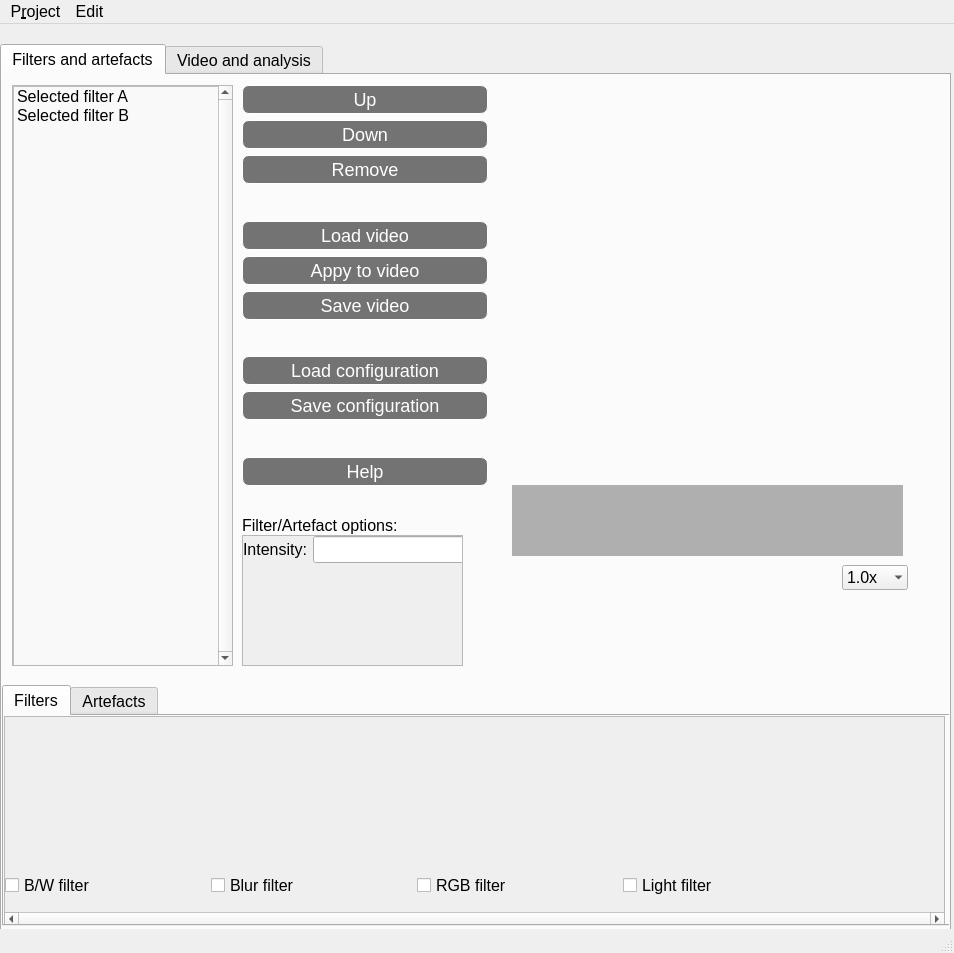
Before: the Qt Designer form Pflichtenheft/ToViET/GUI.ui in SuppenGeist/pse-ws1516-videoencoder-ta, drawn with Qt 5.
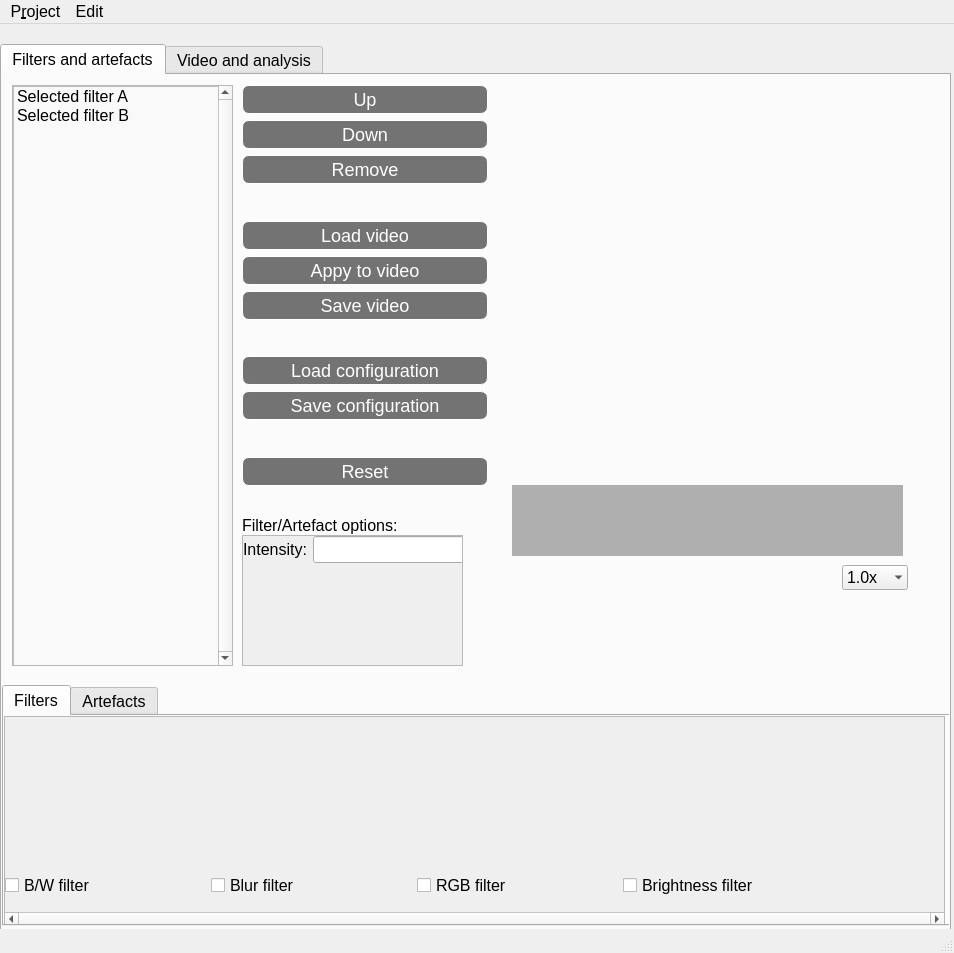
After: the same form once the commit is applied. The open tabs and pages were chosen to show the change. Icons and pictures are not drawn.

Patch:
```diff
--- a/Pflichtenheft/ToViET/GUI.ui
+++ b/Pflichtenheft/ToViET/GUI.ui
@@ -161,7 +161,7 @@
            <x>0</x>
            <y>0</y>
            <width>939</width>
-           <height>192</height>
+           <height>196</height>
           </rect>
          </property>
          <widget class="QWidget" name="horizontalLayoutWidget">
@@ -315,7 +315,7 @@
              <item>
               <widget class="QCheckBox" name="checkBox_7">
                <property name="text">
-                <string>Light filter</string>
+                <string>Brightness filter</string>
                </property>
               </widget>
              </item>
@@ -818,7 +818,7 @@
 }</string>
          </property>
          <property name="text">
-          <string>Help</string>
+          <string>Reset</string>
          </property>
         </widget>
        </item>
```
Left out of the diff: 14 changed lines with no effect on the pictures.
